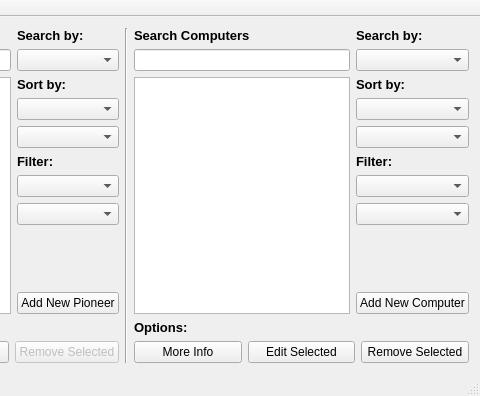
This is vika3/mainwindow.ui in hlynurstef/Verklegt-namskeid-1-vika-3 as Qt 5 draws it before an edit; both pictures show x 216 to 696 and y 0 to 396 of the 696 by 396 pixel window. The edited form follows.
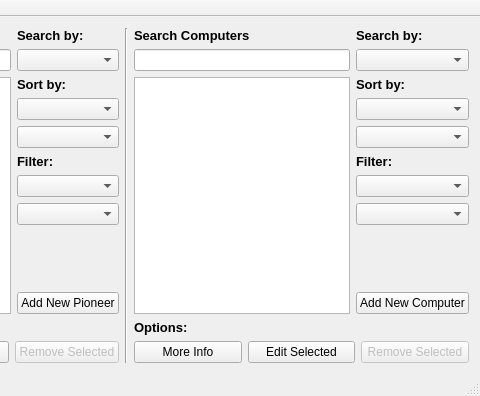
This is the edited form.

Commit message: unchecked enabled for remove computer button

```diff
--- a/vika3/mainwindow.ui
+++ b/vika3/mainwindow.ui
@@ -345,6 +345,9 @@
           </item>
           <item>
            <widget class="QPushButton" name="pushButton_computers_remove">
+            <property name="enabled">
+             <bool>false</bool>
+            </property>
             <property name="statusTip">
              <string>Remove selected Computer</string>
             </property>
```
